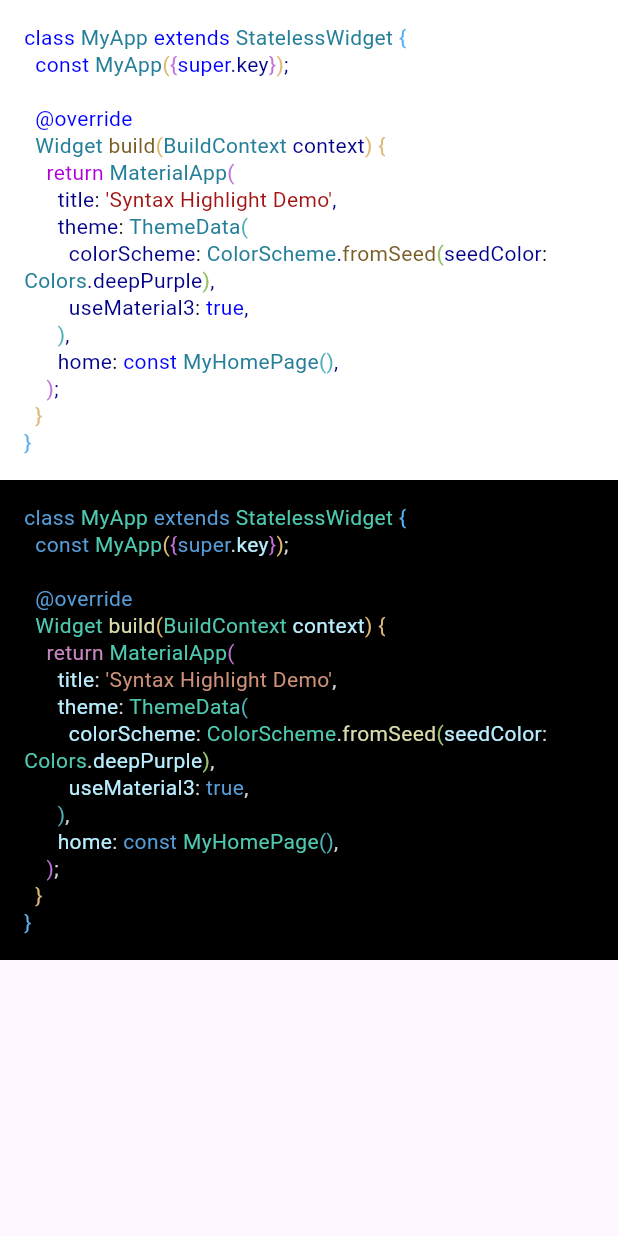
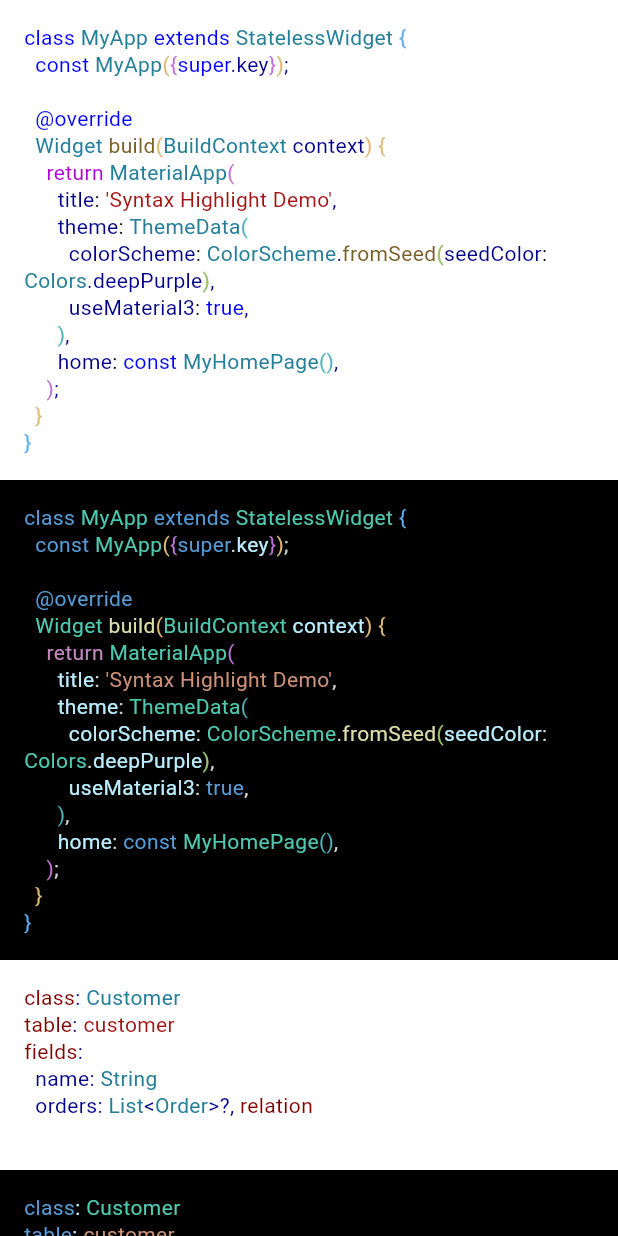
Before and after one commit to serverpod/syntax_highlight, a Flutter app: the screen it shows after launch, on a phone screen of 412 x 824 dp. Run offline on Flutter 3.47's test engine with Material 2 defaults, Android fonts, the phone set to English and light mode, and no system bars; our stand-ins replace google_fonts, string_scanner.

Commit message:
fix: add serverpod grammar to the example.

```diff
--- a/example/lib/main.dart
+++ b/example/lib/main.dart
@@ -19,14 +19,24 @@
   }
 }''';
 
+const _serverpodYaml = '''
+class: Customer
+table: customer
+fields:
+  name: String
+  orders: List<Order>?, relation
+''';
+
 late final Highlighter _dartLightHighlighter;
 late final Highlighter _dartDarkHighlighter;
+late final Highlighter _serverpodProtocolLightYamlHighlighter;
+late final Highlighter _serverpodProtocolDarkYamlHighlighter;
 
 void main() async {
   WidgetsFlutterBinding.ensureInitialized();
 
   // Initialize the highlighter.
-  await Highlighter.initialize(['dart', 'yaml', 'sql']);
+  await Highlighter.initialize(['dart', 'yaml', 'sql', 'serverpod_protocol']);
 
   // Load the default light theme and create a highlighter.
   var lightTheme = await HighlighterTheme.loadLightTheme();
@@ -34,11 +44,19 @@
     language: 'dart',
     theme: lightTheme,
   );
+  _serverpodProtocolLightYamlHighlighter = Highlighter(
+    language: 'serverpod_protocol',
+    theme: lightTheme,
+  );
 
   // Load the default dark theme and create a highlighter.
   var darkTheme = await HighlighterTheme.loadDarkTheme();
   _dartDarkHighlighter = Highlighter(
     language: 'dart',
+    theme: darkTheme,
+  );
+  _serverpodProtocolDarkYamlHighlighter = Highlighter(
+    language: 'serverpod_protocol',
     theme: darkTheme,
   );
 
@@ -93,6 +111,30 @@
               ),
             ),
           ),
+          Container(
+            padding: const EdgeInsets.all(16),
+            color: Colors.white,
+            child: Text.rich(
+              // Highlight the code.
+              _serverpodProtocolLightYamlHighlighter.highlight(_serverpodYaml),
+              style: GoogleFonts.jetBrainsMono(
+                fontSize: 14,
+                height: 1.3,
+              ),
+            ),
+          ),
+          Container(
+            padding: const EdgeInsets.all(16),
+            color: Colors.black,
+            child: Text.rich(
+              // Highlight the code.
+              _serverpodProtocolDarkYamlHighlighter.highlight(_serverpodYaml),
+              style: GoogleFonts.jetBrainsMono(
+                fontSize: 14,
+                height: 1.3,
+              ),
+            ),
+          ),
         ],
       ),
     );
```
